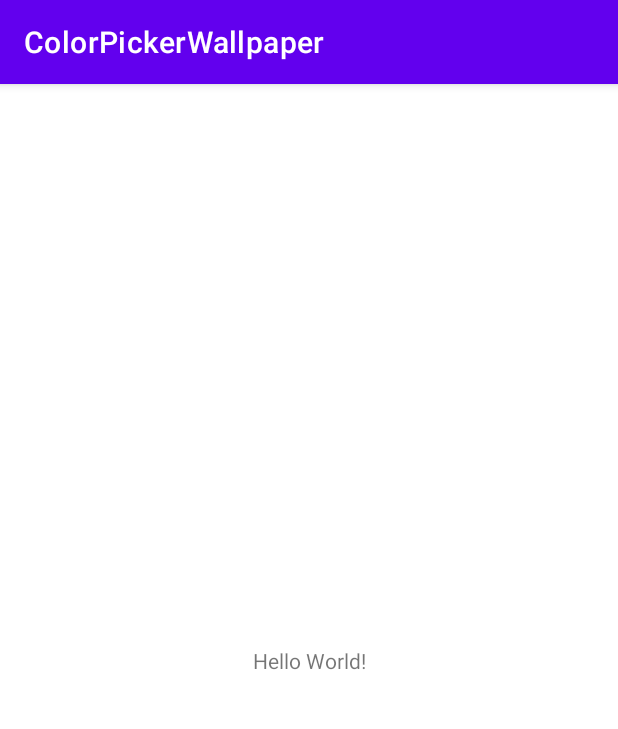
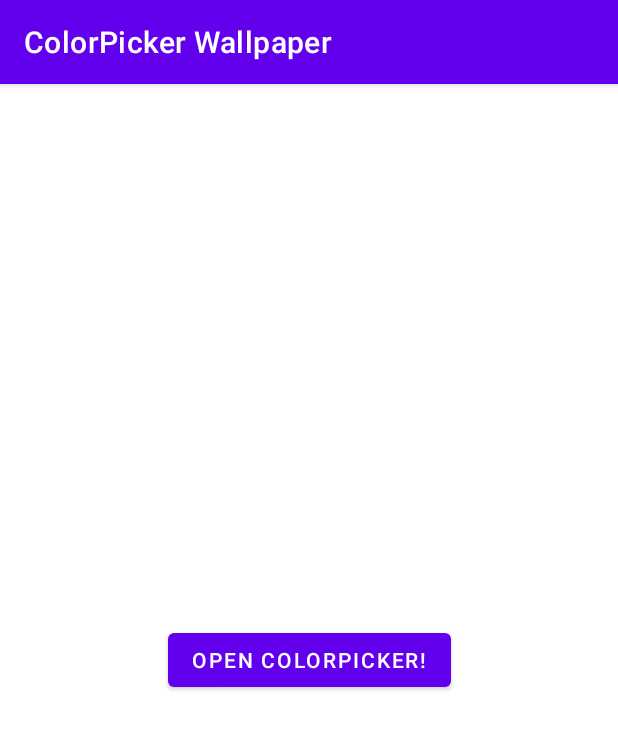
Before and after one commit to L-win/ColorpickerWallpaper, an Android app: the screen it shows after launch (MainActivity), on a phone screen of 412 x 824 dp. Shown: the top 729 px of the screen. Run offline under Robolectric (Android 15) with nearby library versions, the phone set to English and light mode, and no system bars; libraries missing offline, so code that uses them is left out: yuku.ambilwarna.

Commit message:
colorpicker added

```diff
--- a/app/build.gradle
+++ b/app/build.gradle
@@ -36,4 +36,6 @@ dependencies {
     testImplementation 'junit:junit:4.+'
     androidTestImplementation 'androidx.test.ext:junit:1.1.2'
     androidTestImplementation 'androidx.test.espresso:espresso-core:3.3.0'
+
+    implementation 'com.github.yukuku:ambilwarna:2.0.1'
 }
--- a/app/src/main/java/com/elvina/colorpickerwallpaper/MainActivity.java
+++ b/app/src/main/java/com/elvina/colorpickerwallpaper/MainActivity.java
@@ -1,14 +1,49 @@
 package com.elvina.colorpickerwallpaper;
 
 import androidx.appcompat.app.AppCompatActivity;
+import androidx.constraintlayout.widget.ConstraintLayout;
+import androidx.core.content.ContextCompat;
 
 import android.os.Bundle;
+import android.view.View;
+import android.widget.Button;
+
+import yuku.ambilwarna.AmbilWarnaDialog;
 
 public class MainActivity extends AppCompatActivity {
+
+    ConstraintLayout layout;
+    int defaultColor;
+    Button button;
 
     @Override
     protected void onCreate(Bundle savedInstanceState) {
         super.onCreate(savedInstanceState);
         setContentView(R.layout.activity_main);
+        layout = findViewById(R.id.layout);
+        defaultColor = ContextCompat.getColor(MainActivity.this,R.color.design_default_color_primary);
+        button = findViewById(R.id.button);
+        button.setOnClickListener(new View.OnClickListener() {
+            @Override
+            public void onClick(View v) {
+                openColorPicker();
+            }
+        });
+    }
+
+    public void openColorPicker(){
+        AmbilWarnaDialog colorPicker = new AmbilWarnaDialog(this, defaultColor, new AmbilWarnaDialog.OnAmbilWarnaListener() {
+            @Override
+            public void onCancel(AmbilWarnaDialog dialog) {
+
+            }
+
+            @Override
+            public void onOk(AmbilWarnaDialog dialog, int color) {
+                defaultColor = color;
+                layout.setBackgroundColor(defaultColor);
+            }
+        });
+        colorPicker.show();
     }
 }
--- a/app/src/main/res/layout/activity_main.xml
+++ b/app/src/main/res/layout/activity_main.xml
@@ -2,14 +2,16 @@
 <androidx.constraintlayout.widget.ConstraintLayout xmlns:android="http://schemas.android.com/apk/res/android"
     xmlns:app="http://schemas.android.com/apk/res-auto"
     xmlns:tools="http://schemas.android.com/tools"
+    android:id="@+id/layout"
     android:layout_width="match_parent"
     android:layout_height="match_parent"
     tools:context=".MainActivity">
 
-    <TextView
+    <Button
+        android:id="@+id/button"
         android:layout_width="wrap_content"
         android:layout_height="wrap_content"
-        android:text="Hello World!"
+        android:text="Open Colorpicker!"
         app:layout_constraintBottom_toBottomOf="parent"
         app:layout_constraintLeft_toLeftOf="parent"
         app:layout_constraintRight_toRightOf="parent"
--- a/app/src/main/res/values/strings.xml
+++ b/app/src/main/res/values/strings.xml
@@ -1,3 +1,3 @@
 <resources>
-    <string name="app_name">ColorPickerWallpaper</string>
+    <string name="app_name">ColorPicker Wallpaper</string>
 </resources>
```
